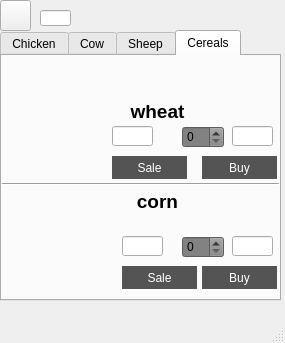
Before: the Qt Designer form shop.ui in SjdHbz/bullshit, drawn with Qt 5.
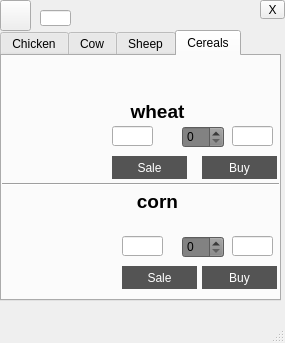
After: the same form once the commit is applied. The open tabs and pages were chosen to show the change. Icons and pictures are not drawn.

The edit to the form file:
```diff
--- a/shop.ui
+++ b/shop.ui
@@ -1168,6 +1168,19 @@
      <string/>
     </property>
    </widget>
+   <widget class="QToolButton" name="toolButton">
+    <property name="geometry">
+     <rect>
+      <x>260</x>
+      <y>0</y>
+      <width>25</width>
+      <height>19</height>
+     </rect>
+    </property>
+    <property name="text">
+     <string>X</string>
+    </property>
+   </widget>
   </widget>
   <widget class="QMenuBar" name="menubar">
    <property name="geometry">
```
Left out of the diff: 21 changed lines with no effect on the pictures.
